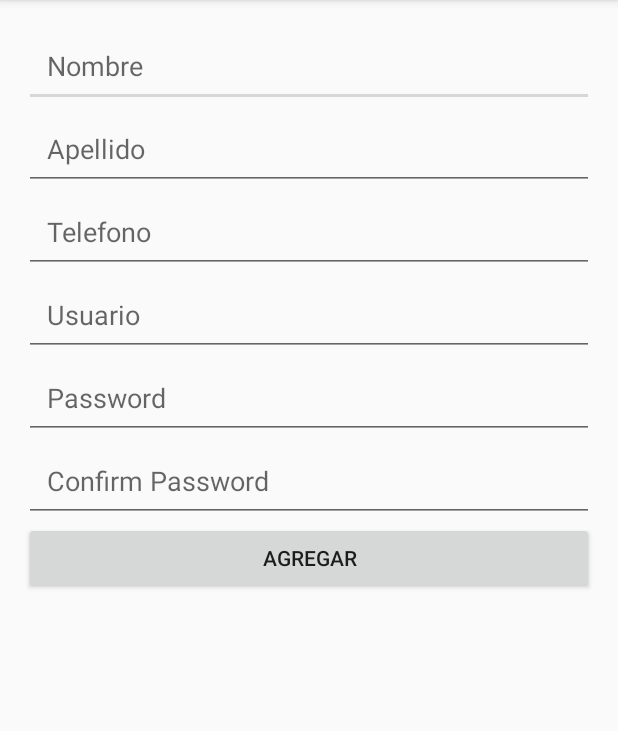
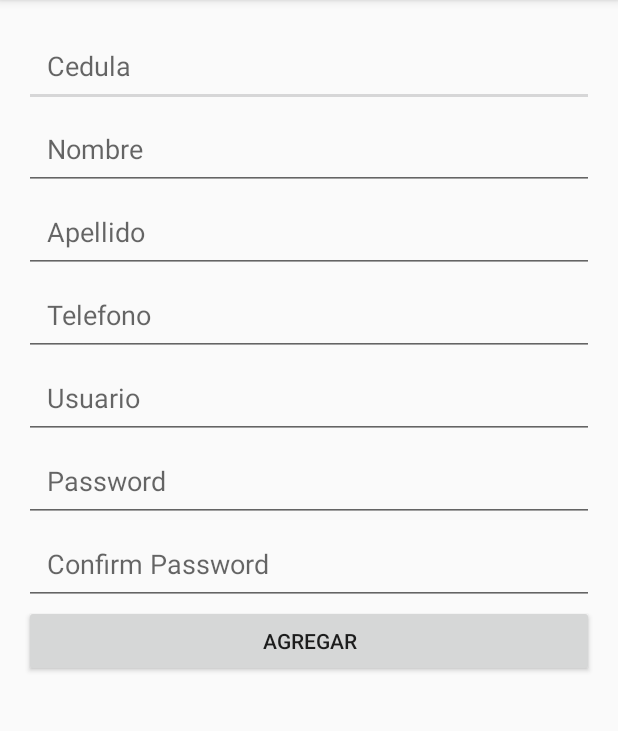
Before and after one commit to JohnGom/MoviesAtHome, an Android app: the SignUp screen opened directly, with no data from a screen before it, on a phone screen of 412 x 824 dp, the part 84-815 px from its top. Run offline under Robolectric (Android 15) with nearby library versions, the phone set to English and light mode, and no system bars.

Commit message:
mas problemas

```diff
--- a/app/src/main/java/com/herprogramacion/moviesathome/controller/AppController.java
+++ b/app/src/main/java/com/herprogramacion/moviesathome/controller/AppController.java
@@ -42,8 +42,6 @@ public class AppController {
             peli.insertarPelicula(new Pelicula(null, "CivilWar", "Accion", "Latino", "historietas de marvel","2:20",34,R.drawable.civilwar));
             peli.insertarPelicula(new Pelicula(null, "Skiptrace", "Accion", "Español", "esta jackie chan","1:34",34,R.drawable.skiptrace));
 
-//https://www.youtube.com/watch?v=NLmw18mkwIc
-
     }
 
 
--- a/app/src/main/java/com/herprogramacion/moviesathome/view/SignUp.java
+++ b/app/src/main/java/com/herprogramacion/moviesathome/view/SignUp.java
@@ -19,15 +19,17 @@ public class SignUp extends AppCompatActivity {
     EditText password;
     EditText telefono;
     EditText confirmP;
+    EditText id;
 
-    Operaciones datos;
+
+
 
     @Override
     protected void onCreate(Bundle savedInstanceState) {
         super.onCreate(savedInstanceState);
         setContentView(R.layout.activity_sign_up);
 
-
+        id = (android.widget.EditText) this.findViewById(R.id.id);
         nombre = (android.widget.EditText) this.findViewById(R.id.nombre);
         apellido = (android.widget.EditText) this.findViewById(R.id.apellido);
         telefono = (android.widget.EditText) this.findViewById(R.id.telefono);
@@ -40,7 +42,7 @@ public class SignUp extends AppCompatActivity {
 
         if(AppController.getInstance().IsValidPass(password.getText().toString(),confirmP.getText().toString())) {
 
-            datos.insertarCliente(new Cliente(null, nombre.getText().toString(), apellido.getText().toString(),
+            Operaciones.obtenerInstancia(this).insertarCliente(new Cliente(id.getText().toString(), nombre.getText().toString(), apellido.getText().toString(),
                     telefono.getText().toString(), userName.getText().toString(), password.getText().toString()));
             nombre.setText("");
             apellido.setText("");
--- a/app/src/main/res/layout/activity_sign_up.xml
+++ b/app/src/main/res/layout/activity_sign_up.xml
@@ -9,11 +9,21 @@
     android:paddingTop="@dimen/activity_vertical_margin"
     tools:context=".view.SignUp">
 
+
+    <EditText
+        android:layout_width="match_parent"
+        android:layout_height="wrap_content"
+        android:hint="Cedula"
+        android:id="@+id/id"
+        android:padding="15dp"
+        />
+
     <EditText
         android:layout_width="match_parent"
         android:layout_height="wrap_content"
         android:hint="Nombre"
         android:id="@+id/nombre"
+        android:layout_below="@+id/id"
         android:padding="15dp"
         />
     <EditText
```
Also changed, not shown: app/src/main/java/com/herprogramacion/moviesathome/sqlite/BaseDatosPelicula.java (+13 -43 lines), app/src/main/java/com/herprogramacion/moviesathome/sqlite/ContratoPelicula.java (+3 -9 lines), app/src/main/java/com/herprogramacion/moviesathome/sqlite/Operaciones.java (+8 -13 lines).
